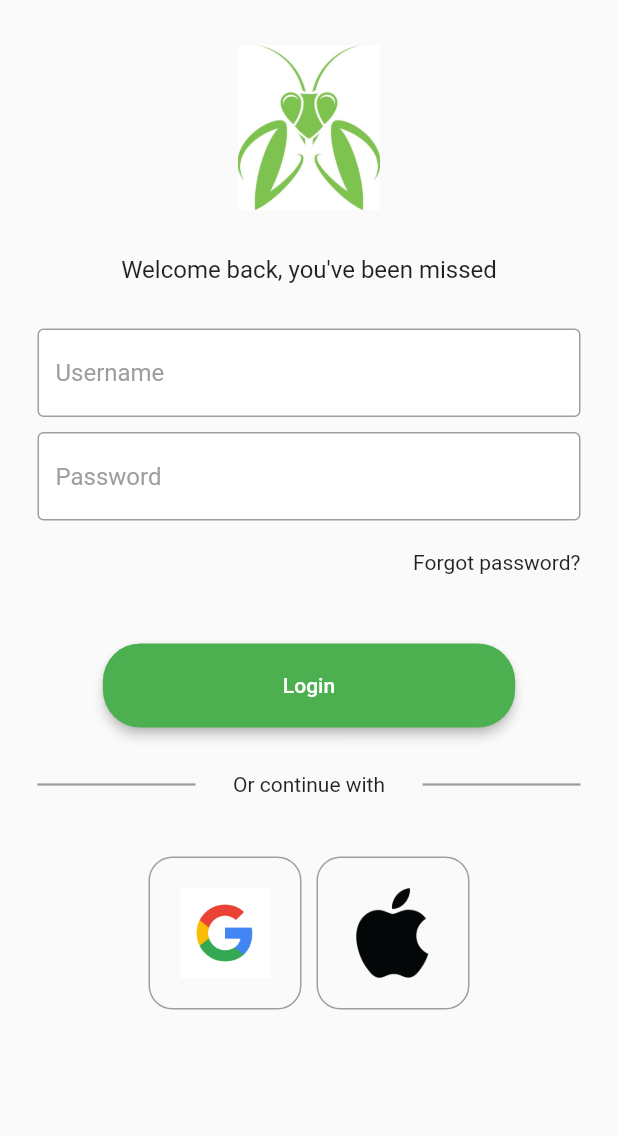
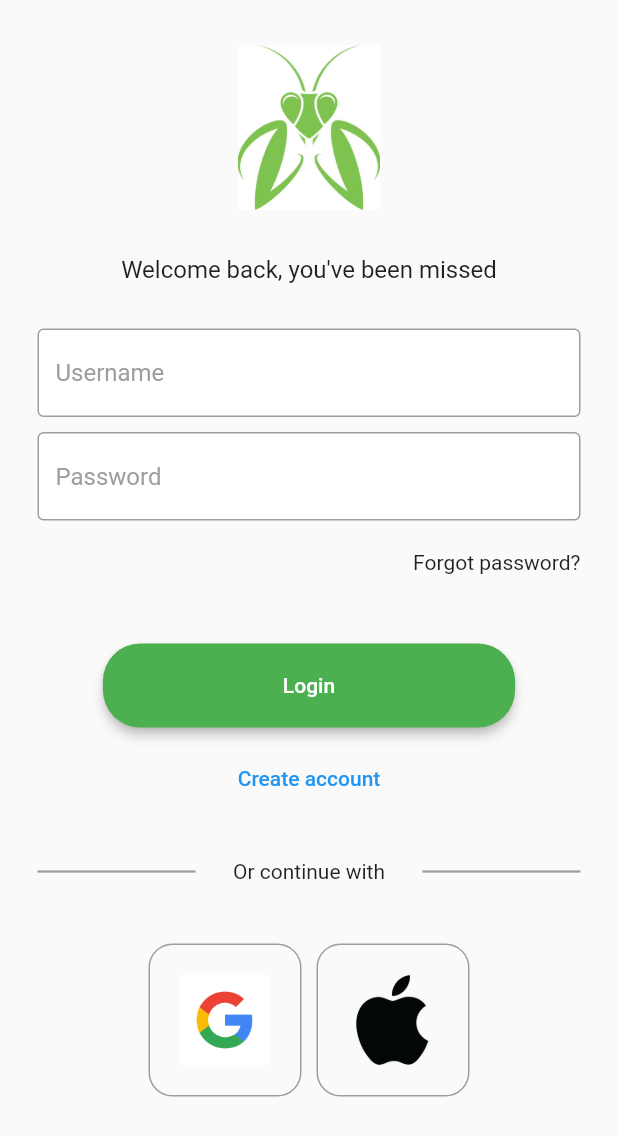
Before and after one commit to Jacek96/AgroRecords, a Flutter app: the screen it shows after launch, on a phone screen of 412 x 824 dp. Shown: the top 1136 px of the screen. Run offline on Flutter 3.47's test engine with Material 2 defaults, Android fonts, the phone set to English and light mode, and no system bars; our stand-ins replace firebase_auth, firebase_core; accounts and stored records are empty.

Commit message:
Add registracion

```diff
--- a/lib/App/login/login_page.dart
+++ b/lib/App/login/login_page.dart
@@ -20,6 +20,7 @@ class LoginPage extends StatefulWidget {
 
 class _LoginPageState extends State<LoginPage> {
   var errorMessage = '';
+  var isCreatingAccount = false;
 
   // sign user In
   void signUserIn() {}
@@ -41,8 +42,10 @@ class _LoginPageState extends State<LoginPage> {
               const SizedBox(height: 30),
 
               // Welcome back, you've been missed
-              const Text(
-                'Welcome back, you\'ve been missed',
+              Text(
+                isCreatingAccount == true
+                    ? 'Create a new account'
+                    : 'Welcome back, you\'ve been missed',
                 style: TextStyle(fontSize: 16),
               ),
 
@@ -97,6 +100,21 @@ class _LoginPageState extends State<LoginPage> {
                   ),
                 ),
                 onPressed: () async {
+                  if (isCreatingAccount == true) {
+                    //rejestracja
+                    try {
+                      await FirebaseAuth.instance
+                          .createUserWithEmailAndPassword(
+                              email: widget.usernameController.text,
+                              password: widget.passwordController.text);
+                    } catch (error) {
+                      setState(
+                        () {
+                          errorMessage = error.toString();
+                        },
+                      );
+                    }
+                  } else {
                     try {
                       await FirebaseAuth.instance.signInWithEmailAndPassword(
                           email: widget.usernameController.text,
@@ -108,12 +126,34 @@ class _LoginPageState extends State<LoginPage> {
                         },
                       );
                     }
+                  }
                 },
-                child: const Text('Login'),
+                child: Text(isCreatingAccount == true ? 'Sign In' : 'Login'),
               ),
               // MyButton(
               //   onTap: signUserIn,
               // ),
+              const SizedBox(height: 10),
+              if (isCreatingAccount == false) ...[
+                TextButton(
+                  onPressed: () {
+                    setState(() {
+                      isCreatingAccount = true;
+                    });
+                  },
+                  child: Text('Create account'),
+                ),
+              ],
+              if (isCreatingAccount == true) ...[
+                TextButton(
+                  onPressed: () {
+                    setState(() {
+                      isCreatingAccount = false;
+                    });
+                  },
+                  child: Text('I have an account'),
+                ),
+              ],
 
               const SizedBox(height: 30),
 
```
Lines whose indentation alone changed are shown as unchanged.
